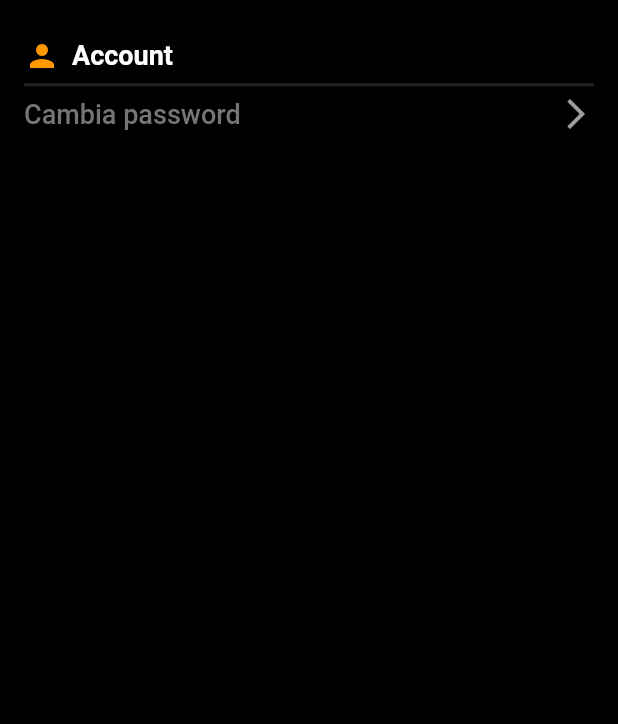
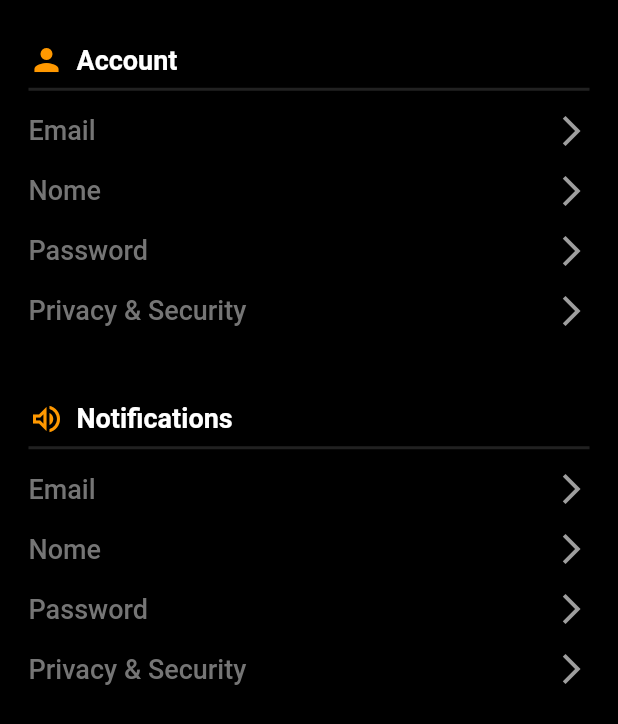
Before and after one commit to cdelprete21/twigo, a Flutter app: the Impostazioni widget shown alone on an empty page, opened directly, on a phone screen of 412 x 824 dp. Shown: the top 724 px of the screen. Run offline on Flutter 3.47's test engine with Material 2 defaults, Android fonts, the light colour scheme and no system bars; our stand-ins replace bottom_navy_bar.

Commit message:
settings not

```diff
--- a/lib/UI/pagine/Impostazioni.dart
+++ b/lib/UI/pagine/Impostazioni.dart
@@ -13,6 +13,8 @@ class _ImpostazioniState extends State<Impostazioni> {
     return Container(
       color: Colors.black,
       padding: EdgeInsets.only(left: 16, top: 25, right: 16),
+      child: Padding(
+        padding: const EdgeInsets.all(3.0),
         child: ListView(
           children: [
             Row(
@@ -37,12 +39,52 @@ class _ImpostazioniState extends State<Impostazioni> {
               height: 15,
               thickness: 2,
             ),
-          GestureDetector(
+            buildAccountOptionRow(context, "Email"),
+            buildAccountOptionRow(context, "Nome"),
+            buildAccountOptionRow(context, "Password"),
+            buildAccountOptionRow(context, "Privacy & Security"),
+            SizedBox(
+              height: 40,
+            ),
+            Row(
+              children: [
+                Icon(
+                  Icons.volume_up_outlined,
+                  color: Colors.orange,
+                ),
+                SizedBox(width: 8,),
+                Text(
+                  "Notifications",
+                  style: TextStyle(
+                    color: Colors.white,
+                    fontSize: 18,
+                    fontWeight: FontWeight.bold,
+                  ),
+                ),
+              ],
+            ),
+            Divider(
+              color: Colors.grey[900],
+              height: 15,
+              thickness: 2,
+            ),
+            buildAccountOptionRow(context, "Email"),
+            buildAccountOptionRow(context, "Nome"),
+            buildAccountOptionRow(context, "Password"),
+            buildAccountOptionRow(context, "Privacy & Security"),
+          ],
+        ),
+      ),
+    );
+  }
+
+  GestureDetector buildAccountOptionRow(BuildContext context, String title) {
+    return GestureDetector(
           onTap: (){
             showDialog(
               context: context, builder: (BuildContext context) {
                 return AlertDialog(
-                    title: Text("Cambia password"),
+                  title: Text(title),
                   content: Column(
                     mainAxisSize: MainAxisSize.min,
                     children: [
@@ -62,11 +104,13 @@ class _ImpostazioniState extends State<Impostazioni> {
                 );
               });
           },
+          child: Padding(
+            padding: const EdgeInsets.symmetric(vertical: 8.0),
             child: Row(
               mainAxisAlignment: MainAxisAlignment.spaceBetween,
               children: [
                 Text(
-                  "Cambia password",
+                  title,
                   style: TextStyle(
                     fontSize: 18,
                     fontWeight: FontWeight.w500,
@@ -80,8 +124,6 @@ class _ImpostazioniState extends State<Impostazioni> {
               ],
             ),
           ),
-        ],
-      ),
         );
   }
 }
--- a/lib/UI/pagine/merch.dart
+++ b/lib/UI/pagine/merch.dart
@@ -5,13 +5,13 @@ class merch extends StatelessWidget {
 
   @override
   Widget build(BuildContext context) {
-    return ListView.builder(
-      itemCount: 3,
-      //ListDelegate:
-         // SliverGridDelegateWithFixedCrossAxisCount(crossAxisCount: 3),
+    return GridView.builder(
+      itemCount: 4,
+      gridDelegate:
+         SliverGridDelegateWithFixedCrossAxisCount(crossAxisCount: 3),
       itemBuilder: (context, index) {
         return Padding(
-          padding: const EdgeInsets.fromLTRB(10, 5, 10, 50),
+          padding: const EdgeInsets.all(2.0),
           child: Align(
             heightFactor: 0.7,
             alignment: Alignment.topLeft,
```
Lines whose indentation alone changed are shown as unchanged.
